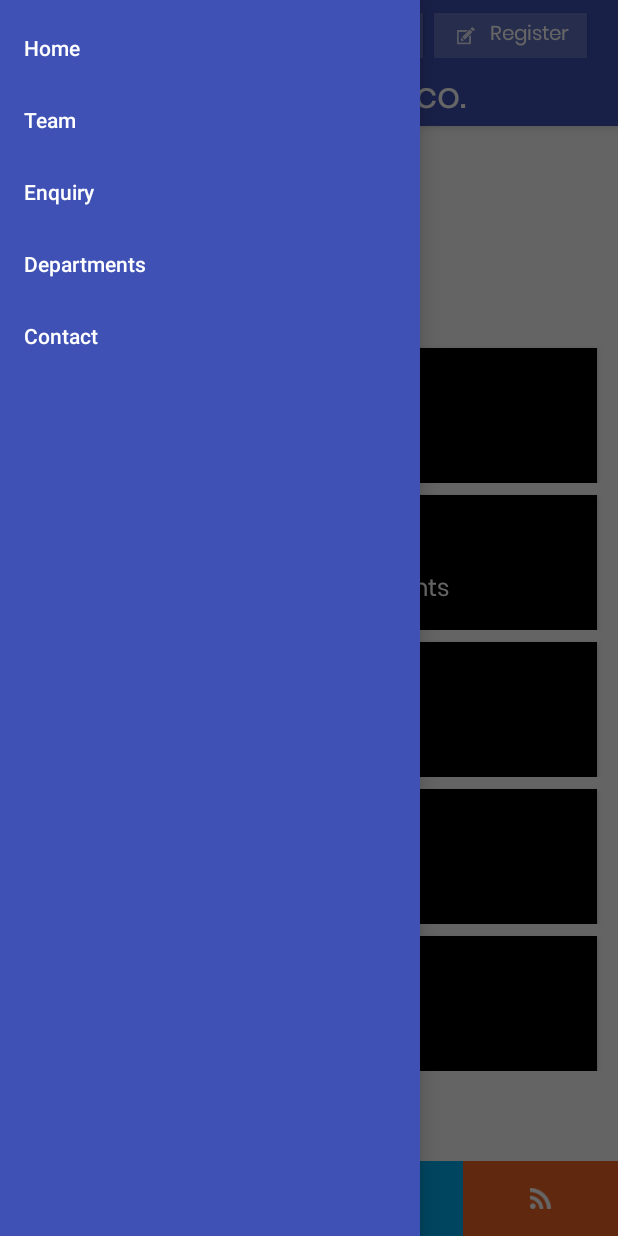
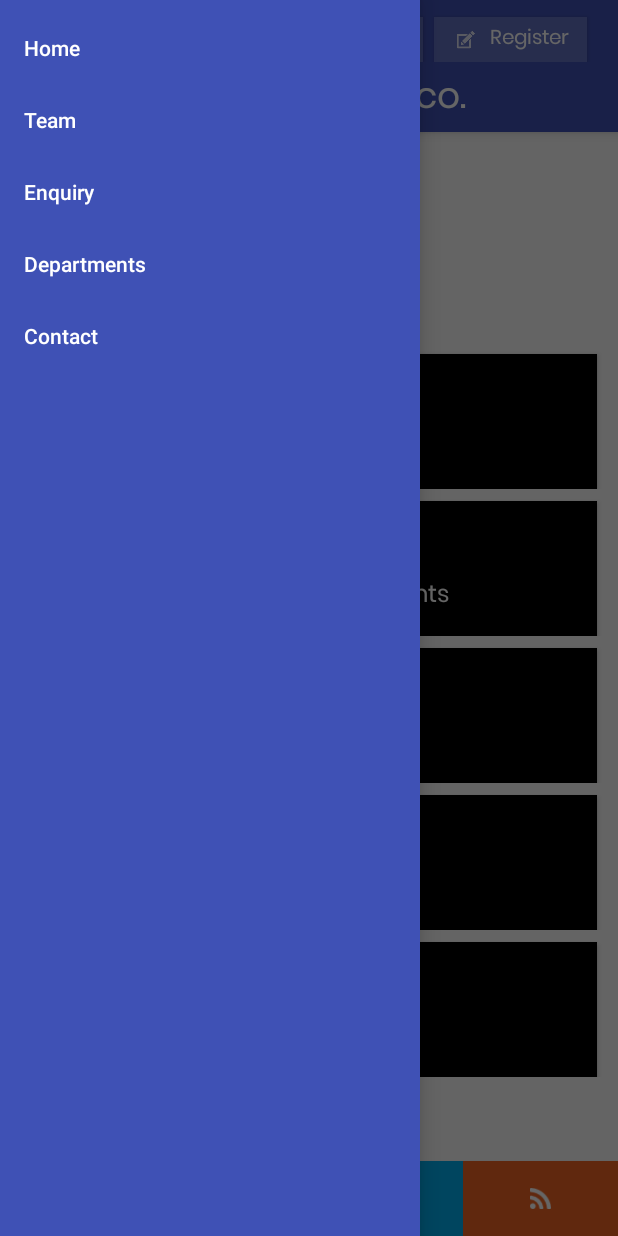
Before and after one commit to Nagarajsk/demoapp, an Android app: the screen it shows after launch (MainActivity), with the side drawer open, on a phone screen of 412 x 824 dp. Run offline under Robolectric (Android 15) with nearby library versions, the phone set to English and light mode, and no system bars; libraries missing offline, so code that uses them is left out: com.synnapps.carouselview; 3 statements that could not run were skipped.

Commit message:
Removed unwanted images

```diff
--- a/DemoApp/app/src/main/res/layout/activity_webview.xml
+++ b/DemoApp/app/src/main/res/layout/activity_webview.xml
@@ -11,7 +11,7 @@
         android:id="@+id/web"
         android:layout_width="match_parent"
         android:layout_height="match_parent"
-        android:layout_marginTop="84dp">
+        android:layout_marginTop="88dp">
 
     </WebView>
 
--- a/DemoApp/app/src/main/res/layout/app_bar_navigation_drawer.xml
+++ b/DemoApp/app/src/main/res/layout/app_bar_navigation_drawer.xml
@@ -19,7 +19,7 @@
         <android.support.v7.widget.Toolbar
             android:id="@+id/toolbar"
             android:layout_width="match_parent"
-            android:layout_height="84dp"
+            android:layout_height="88dp"
             android:background="?attr/colorPrimary"
             app:popupTheme="@style/AppTheme.PopupOverlay"
             app:titleTextColor="@color/colorAccent">
@@ -48,7 +48,7 @@
                        android:textSize="13sp"
                        android:textAllCaps="false"
                        android:textColor="@color/colorAccent"
-                       android:layout_marginTop="3dp"
+                       android:layout_marginTop="6dp"
                        android:layout_marginEnd="7dp"
                        android:paddingStart="5dp"
                        android:paddingEnd="12dp"/>
@@ -65,7 +65,7 @@
                        android:textSize="13sp"
                        android:textAllCaps="false"
                        android:textColor="@color/colorAccent"
-                       android:layout_marginTop="3dp"
+                       android:layout_marginTop="6dp"
                        android:layout_marginEnd="15dp"
                        android:paddingStart="5dp"
                        android:paddingEnd="12dp"/>
```
Also changed, not shown: DemoApp/app/src/main/res/drawable-hdpi/login_icon.png (deleted), DemoApp/app/src/main/res/drawable-hdpi/register_icon.png (deleted), DemoApp/app/src/main/res/drawable-mdpi/login_icon.png (deleted), DemoApp/app/src/main/res/drawable-mdpi/register_icon.png (deleted), DemoApp/app/src/main/res/drawable-xhdpi/login_icon.png (deleted), DemoApp/app/src/main/res/drawable-xhdpi/register_icon.png (deleted), DemoApp/app/src/main/res/drawable-xxhdpi/login_icon.png (deleted), DemoApp/app/src/main/res/drawable-xxhdpi/register_icon.png (deleted).
